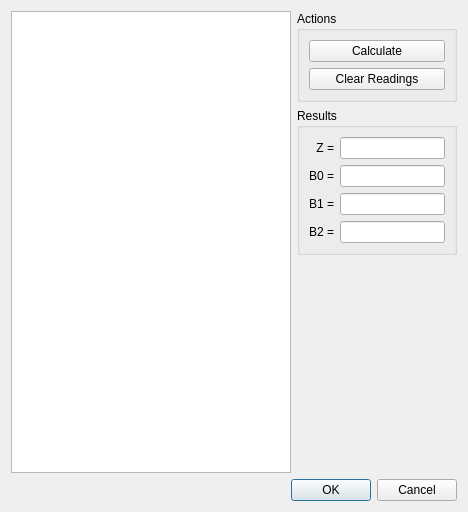
First picture: the form in src/slopecalibrationdialog.ui, repository dektronics/densitometer-desktop, before the edit.
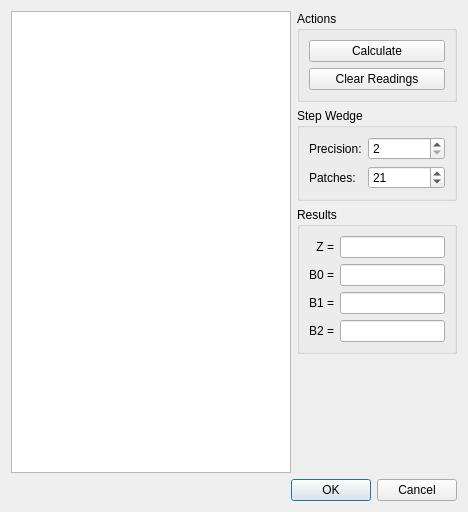
Second picture: the form after the edit.

Commit message: Make slope cal step wedge precision and patch count configurable

Diff of the .ui file:
```diff
--- a/src/slopecalibrationdialog.ui
+++ b/src/slopecalibrationdialog.ui
@@ -64,7 +64,53 @@
         </widget>
        </item>
        <item>
-        <widget class="QGroupBox" name="groupBox_2">
+        <widget class="QGroupBox" name="wedgeGroupBox">
+         <property name="title">
+          <string>Step Wedge</string>
+         </property>
+         <layout class="QFormLayout" name="formLayout">
+          <item row="0" column="0">
+           <widget class="QLabel" name="wedgePrecLabel">
+            <property name="text">
+             <string>Precision:</string>
+            </property>
+           </widget>
+          </item>
+          <item row="0" column="1">
+           <widget class="QSpinBox" name="wedgePrecSpinBox">
+            <property name="minimum">
+             <number>2</number>
+            </property>
+            <property name="maximum">
+             <number>6</number>
+            </property>
+           </widget>
+          </item>
+          <item row="1" column="0">
+           <widget class="QLabel" name="wedgeCountLabel">
+            <property name="text">
+             <string>Patches:</string>
+            </property>
+           </widget>
+          </item>
+          <item row="1" column="1">
+           <widget class="QSpinBox" name="wedgeCountSpinBox">
+            <property name="minimum">
+             <number>5</number>
+            </property>
+            <property name="maximum">
+             <number>41</number>
+            </property>
+            <property name="value">
+             <number>21</number>
+            </property>
+           </widget>
+          </item>
+         </layout>
+        </widget>
+       </item>
+       <item>
+        <widget class="QGroupBox" name="resultsGroupBox">
          <property name="title">
           <string>Results</string>
          </property>
```
Left out of the diff: 16 changed lines with no effect on the pictures. The commit also changes 4 other files.
